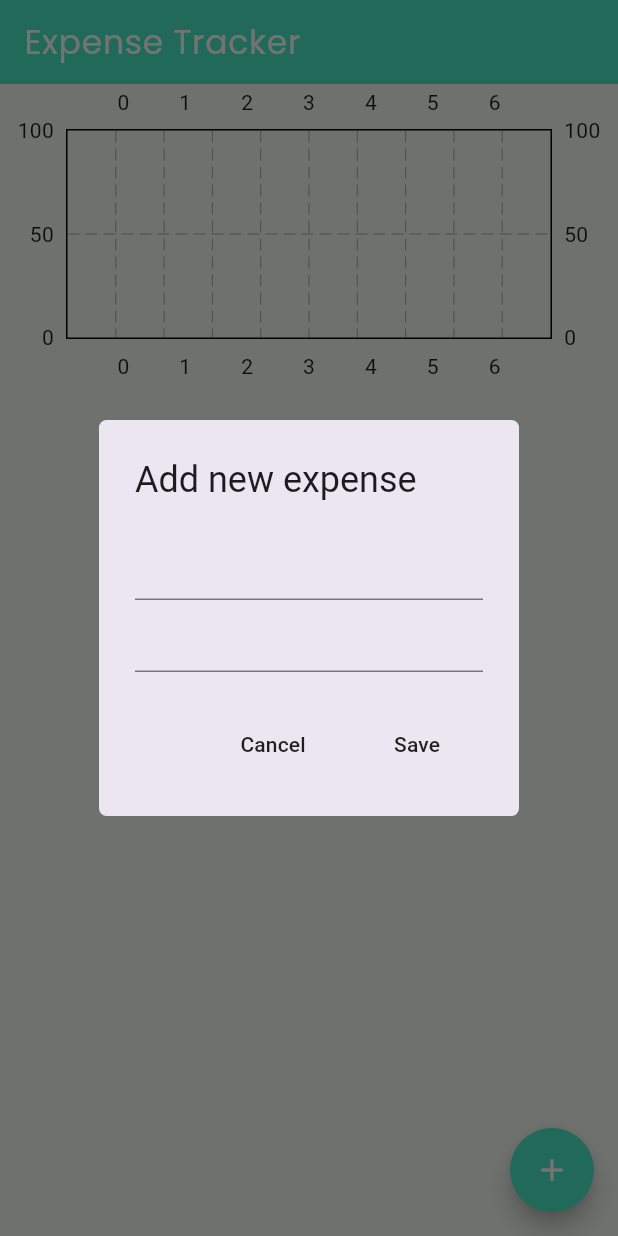
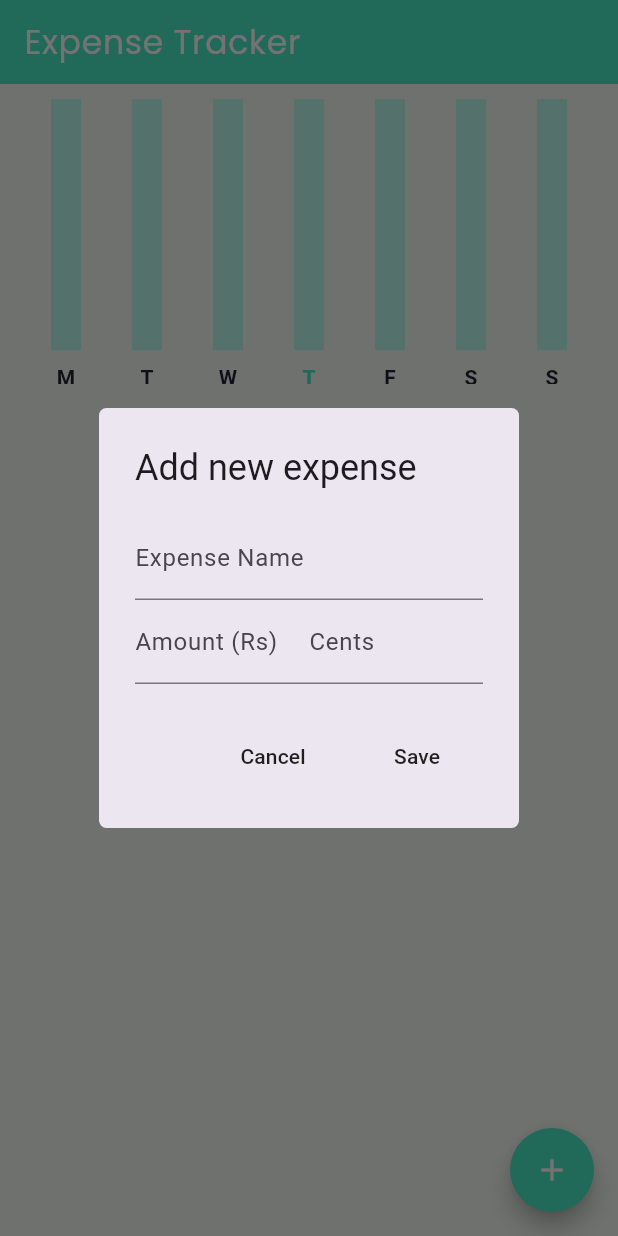
Before and after one commit to Cxde02/Daily-Cash--Expense-Tracker-App, a Flutter app: the screen it shows after launch, after a tap on the "add" icon, on a phone screen of 412 x 824 dp. Run offline on Flutter 3.47's test engine with Material 3 defaults, Android fonts, the phone set to English and light mode, and no system bars; drawn by our look-alikes of fl_chart; our stand-ins replace hive_flutter; accounts and stored records are empty.

Commit message:
Updated file

```diff
--- a/lib/bar graph/bar_graph.dart
+++ b/lib/bar graph/bar_graph.dart
@@ -1,6 +1,7 @@
 import 'package:fl_chart/fl_chart.dart';
 import 'package:flutter/material.dart';
 import 'package:flutter_application_1/bar%20graph/bar_data.dart';
+import 'package:flutter_application_1/colors/themes.dart';
 
 class MyBarGraph extends StatelessWidget {
   final double? maxY;
@@ -38,21 +39,106 @@ class MyBarGraph extends StatelessWidget {
     );
     myBarData.initBarData();
 
-    return BarChart(
+    return Padding(
+      padding: const EdgeInsets.fromLTRB(0, 10, 0, 0),
+      child: BarChart(
         BarChartData(
           maxY: maxY,
           minY: 0,
+          gridData: const FlGridData(show: false),
+          borderData: FlBorderData(show: false),
+          titlesData: const FlTitlesData(
+            show: true,
+            topTitles: AxisTitles(sideTitles: SideTitles(showTitles: false)),
+            leftTitles: AxisTitles(sideTitles: SideTitles(showTitles: false)),
+            rightTitles: AxisTitles(sideTitles: SideTitles(showTitles: false)),
+            bottomTitles: AxisTitles(
+              sideTitles: SideTitles(
+                  showTitles: true,
+                  reservedSize: 22.5,
+                  getTitlesWidget: getBottomTitles),
+            ),
+          ),
           barGroups: myBarData.barData
               .map(
                 (data) => BarChartGroupData(
                   x: data.x,
                   barRods: [
-                  BarChartRodData(toY: data.y),
+                    BarChartRodData(
+                      toY: data.y,
+                      color: AppColors.primaryColor,
+                      width: 20,
+                      borderRadius: BorderRadius.circular(1),
+                      backDrawRodData: BackgroundBarChartRodData(
+                          show: true,
+                          toY: maxY,
+                          color: const Color.fromARGB(255, 182, 248, 234)),
+                    ),
                   ],
                 ),
               )
               .toList(),
         ),
+      ),
     );
   }
 }
+
+Widget getBottomTitles(double value, TitleMeta meta) {
+  const style = TextStyle(
+    color: AppColors.textColor,
+    fontWeight: FontWeight.bold,
+    fontSize: 14,
+  );
+
+  // Assuming currentDate is the actual date
+  DateTime currentDate = DateTime.now();
+  int currentDayOfWeek = currentDate.weekday;
+
+  Widget text;
+
+  switch (value.toInt()) {
+    case 0:
+      text = _buildDayText('M', style, currentDayOfWeek == 1);
+      break;
+    case 1:
+      text = _buildDayText('T', style, currentDayOfWeek == 2);
+      break;
+    case 2:
+      text = _buildDayText('W', style, currentDayOfWeek == 3);
+      break;
+    case 3:
+      text = _buildDayText('T', style, currentDayOfWeek == 4);
+      break;
+    case 4:
+      text = _buildDayText('F', style, currentDayOfWeek == 5);
+      break;
+    case 5:
+      text = _buildDayText('S', style, currentDayOfWeek == 6);
+      break;
+    case 6:
+      text = _buildDayText('S', style, currentDayOfWeek == 7);
+      break;
+    default:
+      text = const Text(
+        '',
+        style: style,
+      );
+  }
+
+  return SideTitleWidget(
+    child: text,
+    axisSide: meta.axisSide,
+  );
+}
+
+Widget _buildDayText(String day, TextStyle style, bool isCurrentDay) {
+  return Text(
+    day,
+    style: isCurrentDay
+        ? style.copyWith(
+            color: AppColors
+                .primaryColor) // Change color to red for the current day
+        : style,
+  );
+}
--- /dev/null
+++ b/lib/data/hive_database.dart
@@ -0,0 +1,28 @@
+import 'package:hive_flutter/hive_flutter.dart';
+
+import '../models/expense_item.dart';
+
+class HiveDataBase {
+  //ref
+  final _myBox = Hive.box("expense_db");
+
+  //write data
+  void saveData(List<ExpenseItem> allExpense) {
+    List<List<dynamic>> allExpensesFormatted = [];
+
+    for (var expense in allExpense) {
+      //convert each expenseItem into a list of storable types(strings, dateTime)
+      List<dynamic> expenseFormatted = [
+        expense.name,
+        expense.amount,
+        expense.dateTime,
+      ];
+      allExpensesFormatted.add(expenseFormatted);
+    }
+
+    //Store in db
+    _myBox.put('ALL_EXPENSES', allExpensesFormatted);
+  }
+
+  //read data
+}
--- a/lib/main.dart
+++ b/lib/main.dart
@@ -1,9 +1,16 @@
 import 'package:flutter/material.dart';
 import 'package:flutter_application_1/data/expense_data.dart';
 import 'package:flutter_application_1/pages/home_page.dart';
+import 'package:hive_flutter/adapters.dart';
 import 'package:provider/provider.dart';
 
-void main() {
+void main() async {
+  //init hive
+  await Hive.initFlutter();
+
+  //open hive box
+  await Hive.openBox("expense_db");
+
   runApp(const MyApp());
 }
 
@@ -14,10 +21,11 @@ class MyApp extends StatelessWidget {
   @override
   Widget build(BuildContext context) {
     return ChangeNotifierProvider(
-        create: (context) => ExpenseData(),
-        builder: (context, child) => const MaterialApp(
-              debugShowCheckedModeBanner: false,
-              home: HomePage(),
-            ));
+      create: (context) => ExpenseData(),
+      builder: (context, child) => const MaterialApp(
+        debugShowCheckedModeBanner: false,
+        home: HomePage(),
+      ),
+    );
   }
 }
--- a/lib/pages/home_page.dart
+++ b/lib/pages/home_page.dart
@@ -16,7 +16,8 @@ class HomePage extends StatefulWidget {
 class _HomePageState extends State<HomePage> {
   //text controllers
   final newExpenseNameController = TextEditingController();
-  final newAmountController = TextEditingController();
+  final newAmountControllerRs = TextEditingController();
+  final newAmountControllerCents = TextEditingController();
 
   //add new expense
   void addNewExpense() {
@@ -32,13 +33,32 @@ class _HomePageState extends State<HomePage> {
           children: [
             //expense name
             TextField(
+              keyboardType: TextInputType.text,
               controller: newExpenseNameController,
+              decoration: InputDecoration(labelText: 'Expense Name'),
             ),
 
-            //expense amount
-            TextField(
-              controller: newAmountController,
-            ),
+            Row(
+              children: [
+                //Rs
+                Expanded(
+                  child: TextField(
+                    keyboardType: TextInputType.number,
+                    controller: newAmountControllerRs,
+                    decoration: InputDecoration(labelText: 'Amount (Rs)'),
+                  ),
+                ),
+
+                //Cents
+                Expanded(
+                  child: TextField(
+                    keyboardType: TextInputType.number,
+                    controller: newAmountControllerCents,
+                    decoration: InputDecoration(labelText: 'Cents'),
+                  ),
+                ),
+              ],
+            )
           ],
         ),
         actions: [
@@ -56,15 +76,22 @@ class _HomePageState extends State<HomePage> {
     );
   }
 
-  //save
+  // save
   void save() {
-    //Expense Item
+    // add Rs + cents
+    String cents = newAmountControllerCents.text.isEmpty
+        ? "00"
+        : newAmountControllerCents.text;
+    String amount = '${newAmountControllerRs.text}.$cents';
+
+    // Expense Item
     ExpenseItem newExpense = ExpenseItem(
       name: newExpenseNameController.text,
-      amount: newAmountController.text,
+      amount: amount,
       dateTime: DateTime.now(),
     );
-    //Add the new item
+
+    // Add the new item
     Provider.of<ExpenseData>(context, listen: false).addNewExpense(newExpense);
 
     Navigator.pop(context);
@@ -80,7 +107,8 @@ class _HomePageState extends State<HomePage> {
   //clear controllers (The text in textfields)
   void clearControllers() {
     newExpenseNameController.clear();
-    newAmountController.clear();
+    newAmountControllerRs.clear();
+    newAmountControllerCents.clear();
   }
 
   @override
@@ -114,6 +142,10 @@ class _HomePageState extends State<HomePage> {
               //weekly summary
               ExpenseSummary(startOfWeek: value.StartOfWeekDate()),
 
+              const SizedBox(
+                height: 20,
+              ),
+
               //expense list
               ListView.builder(
                 shrinkWrap: true,
```
Lines whose indentation alone changed are shown as unchanged.
